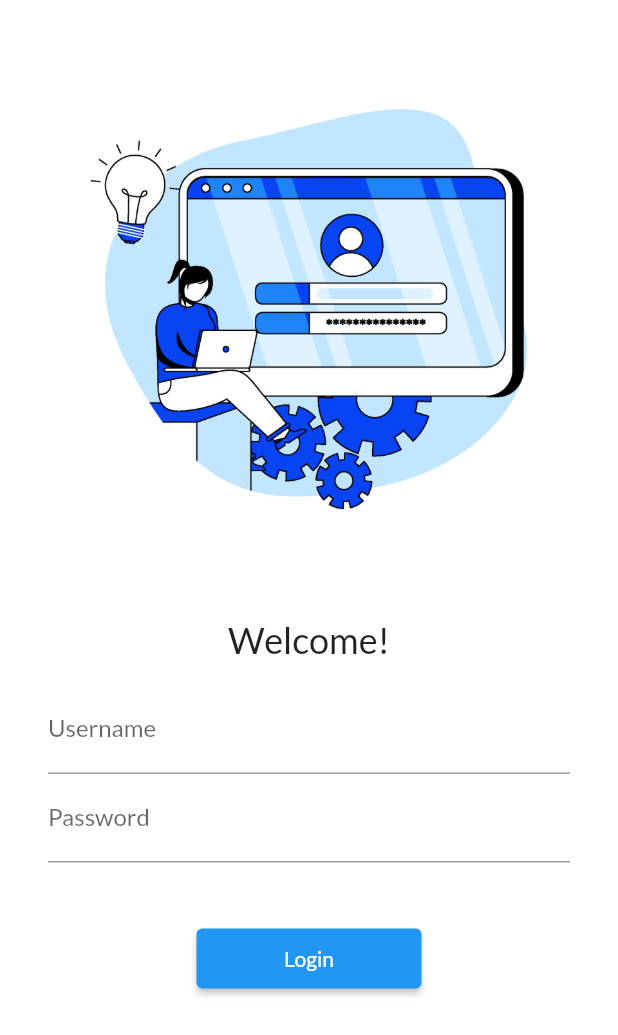
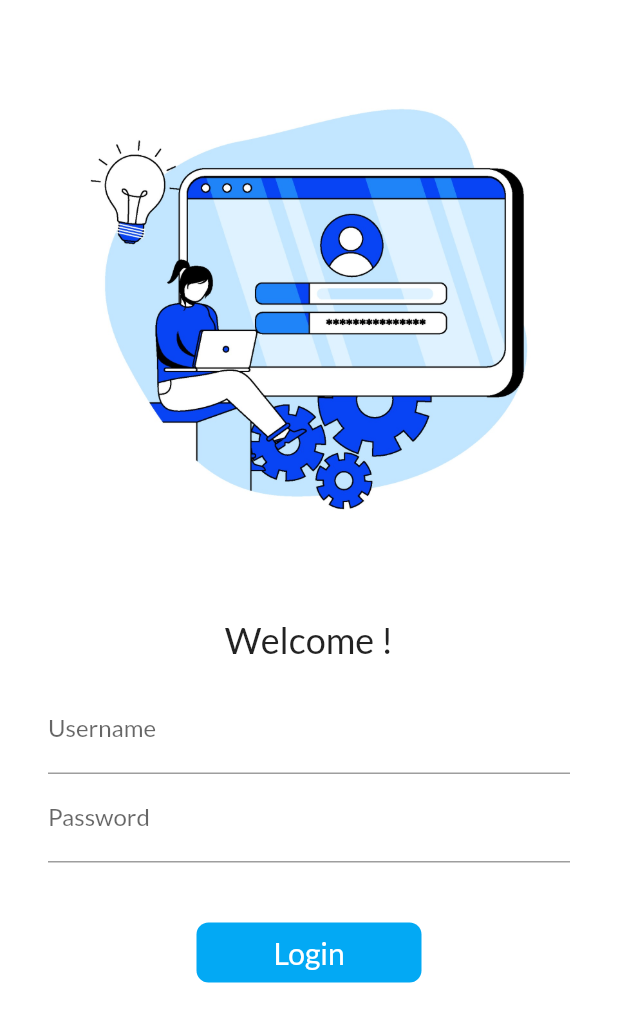
Before and after one commit to sanket-bhagat/30-days-of-flutter, a Flutter app: the screen it shows after launch, on a phone screen of 412 x 824 dp. Shown: the top 1035 px of the screen. Run offline on Flutter 3.47's test engine with Material 2 defaults, Android fonts, the phone set to English and light mode, and no system bars; our stand-ins replace google_fonts.

Commit message:
day 6 completed

```diff
--- a/lib/pages/login_page.dart
+++ b/lib/pages/login_page.dart
@@ -1,7 +1,14 @@
 import 'package:flutter/material.dart';
 import 'package:flutter_catalog/utils/routes.dart';
 
-class LoginPage extends StatelessWidget {
+class LoginPage extends StatefulWidget {
+  @override
+  State<LoginPage> createState() => _LoginPageState();
+}
+
+class _LoginPageState extends State<LoginPage> {
+  String name = "";
+  bool changedButton = false;
   @override
   Widget build(BuildContext context) {
     return Scaffold(
@@ -14,7 +21,7 @@ class LoginPage extends StatelessWidget {
               fit: BoxFit.cover,
             ),
             Text(
-              "Welcome!",
+              "Welcome $name!",
               style: TextStyle(
                 fontSize: 24.0,
               ),
@@ -31,6 +38,11 @@ class LoginPage extends StatelessWidget {
                       labelText: "Username",
                       hintText: "Enter Username",
                     ),
+                    onChanged: (value) {
+                      setState(() {
+                        name = value;
+                      });
+                    },
                   ),
                   TextFormField(
                     obscureText: true,
@@ -42,17 +54,50 @@ class LoginPage extends StatelessWidget {
                   SizedBox(
                     height: 40.0,
                   ),
-                  ElevatedButton(
-                    onPressed: () {
+                  InkWell(
+                    onTap: () async {
+                      setState(() {
+                        changedButton = true;
+                      });
+                      await Future.delayed(Duration(seconds: 1));
                       Navigator.pushNamed(context, MyRoutes.home);
                     },
-                    style: TextButton.styleFrom(
-                      minimumSize: Size(150.0, 40.0),
-                    ),
-                    child: Text(
-                      "Login",
+                    child: AnimatedContainer(
+                      duration: Duration(seconds: 1),
+                      height: 40.0,
+                      width: changedButton ? 40.0 : 150.0,
+                      alignment: Alignment.center,
+                      child: changedButton
+                          ? Icon(
+                              Icons.done,
+                              color: Colors.white,
+                            )
+                          : Text(
+                              "Login",
+                              style: TextStyle(
+                                fontSize: 20.0,
+                                color: Colors.white,
+                              ),
+                            ),
+                      decoration: BoxDecoration(
+                        color: Colors.lightBlue,
+                        borderRadius:
+                            BorderRadius.circular(changedButton ? 40.0 : 8.0),
+                      ),
                     ),
                   ),
+
+                  // ElevatedButton(
+                  //   onPressed: () {
+                  //     Navigator.pushNamed(context, MyRoutes.home);
+                  //   },
+                  //   style: TextButton.styleFrom(
+                  //     minimumSize: Size(150.0, 40.0),
+                  //   ),
+                  //   child: Text(
+                  //     "Login",
+                  //   ),
+                  // ),
                 ],
               ),
             )
```
